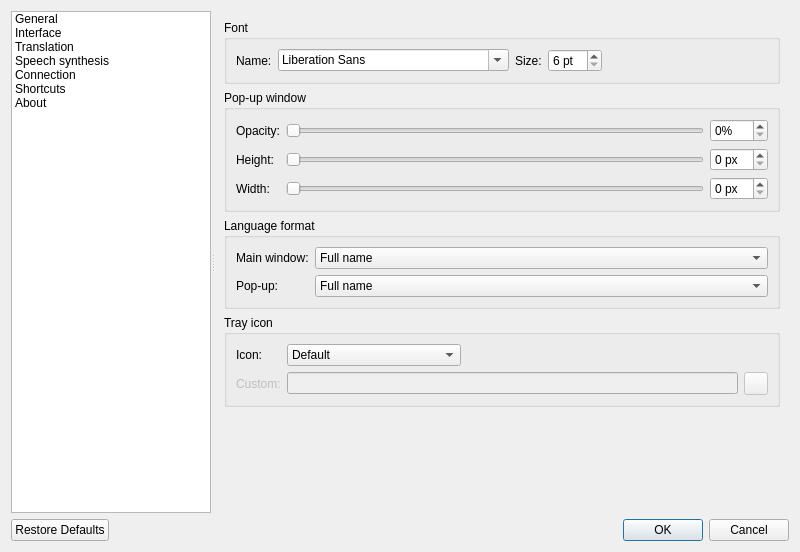
crow-translate/crow-translate, file src/settings/settingsdialog.ui: the form before one commit.
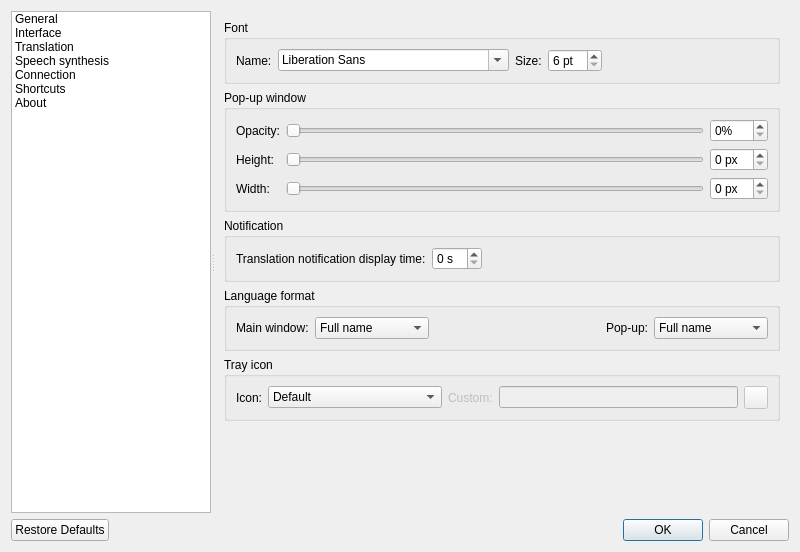
The form after the commit. The open tabs and pages were chosen to show the change. Icons and pictures are not drawn. Custom widgets are drawn as their Qt base class.

Commit message: settings: added 'translation notification display time' setting

Patch:
```diff
--- a/src/settings/settingsdialog.ui
+++ b/src/settings/settingsdialog.ui
@@ -374,23 +374,56 @@
           </layout>
          </widget>
         </item>
+        <item>
+         <widget class="QGroupBox" name="notificationGroupBox">
+          <property name="title">
+           <string>Notification</string>
+          </property>
+          <layout class="QHBoxLayout" name="notificationBoxLayout">
+           <item>
+            <widget class="QLabel" name="translationNotificationDisplayTimeLabel">
+             <property name="text">
+              <string>Translation notification display time:</string>
+             </property>
+            </widget>
+           </item>
+           <item>
+            <widget class="QSpinBox" name="translationNotificationDisplayTimeSpinBox">
+             <property name="suffix">
+              <string> s</string>
+             </property>
+            </widget>
+           </item>
+           <item>
+            <spacer name="notificationSpacer">
+             <property name="orientation">
+              <enum>Qt::Horizontal</enum>
+             </property>
+             <property name="sizeHint" stdset="0">
+              <size>
+               <width>40</width>
+               <height>20</height>
+              </size>
+             </property>
+            </spacer>
+           </item>
+          </layout>
+         </widget>
+        </item>
         <item>
          <widget class="QGroupBox" name="languageFormatGroupBox">
           <property name="title">
            <string>Language format</string>
           </property>
-          <layout class="QFormLayout" name="formLayout">
-           <property name="labelAlignment">
-            <set>Qt::AlignLeading|Qt::AlignLeft|Qt::AlignVCenter</set>
-           </property>
-           <item row="0" column="0">
+          <layout class="QHBoxLayout" name="languageFormatBoxLayout">
+           <item>
             <widget class="QLabel" name="mainWindowLanguageFormatLabel">
              <property name="text">
               <string>Main window:</string>
              </property>
             </widget>
            </item>
-           <item row="0" column="1">
+           <item>
             <widget class="QComboBox" name="mainWindowLanguageFormatComboBox">
              <item>
               <property name="text">
@@ -404,14 +437,27 @@
              </item>
             </widget>
            </item>
-           <item row="1" column="0">
+           <item>
+            <spacer name="languageFormatSpacer">
+             <property name="orientation">
+              <enum>Qt::Horizontal</enum>
+             </property>
+             <property name="sizeHint" stdset="0">
+              <size>
+               <width>40</width>
+               <height>20</height>
+              </size>
+             </property>
+            </spacer>
+           </item>
+           <item>
             <widget class="QLabel" name="popupLanguageFormatLabel">
              <property name="text">
               <string>Pop-up:</string>
              </property>
             </widget>
            </item>
-           <item row="1" column="1">
+           <item>
             <widget class="QComboBox" name="popupLanguageFormatComboBox">
              <item>
               <property name="text">
@@ -433,35 +479,15 @@
           <property name="title">
            <string>Tray icon</string>
           </property>
-          <layout class="QGridLayout" name="trayIconBox">
-           <item row="0" column="0">
+          <layout class="QHBoxLayout" name="trayIconBoxLayout">
+           <item>
             <widget class="QLabel" name="trayIconLabel">
              <property name="text">
               <string>Icon:</string>
              </property>
             </widget>
            </item>
-           <item row="1" column="2">
-            <widget class="QToolButton" name="customTrayIconButton">
-             <property name="enabled">
-              <bool>false</bool>
-             </property>
-             <property name="text">
-              <string notr="true"/>
-             </property>
-            </widget>
-           </item>
-           <item row="1" column="0">
-            <widget class="QLabel" name="customTrayIconLabel">
-             <property name="enabled">
-              <bool>false</bool>
-             </property>
-             <property name="text">
-              <string>Custom:</string>
-             </property>
-            </widget>
-           </item>
-           <item row="0" column="1">
+           <item>
             <widget class="QComboBox" name="trayIconComboBox">
              <property name="sizePolicy">
               <sizepolicy hsizetype="Maximum" vsizetype="Fixed">
@@ -510,7 +536,17 @@
              </item>
             </widget>
            </item>
-           <item row="1" column="1">
+           <item>
+            <widget class="QLabel" name="customTrayIconLabel">
+             <property name="enabled">
+              <bool>false</bool>
+             </property>
+             <property name="text">
+              <string>Custom:</string>
+             </property>
+            </widget>
+           </item>
+           <item>
             <widget class="QLineEdit" name="customTrayIconEdit">
              <property name="enabled">
               <bool>false</bool>
@@ -520,6 +556,16 @@
              </property>
             </widget>
            </item>
+           <item>
+            <widget class="QToolButton" name="customTrayIconButton">
+             <property name="enabled">
+              <bool>false</bool>
+             </property>
+             <property name="text">
+              <string notr="true"/>
+             </property>
+            </widget>
+           </item>
           </layout>
          </widget>
         </item>
```
Left out of the diff: 2 changed lines with no effect on the pictures. The commit also changes 5 other files.
